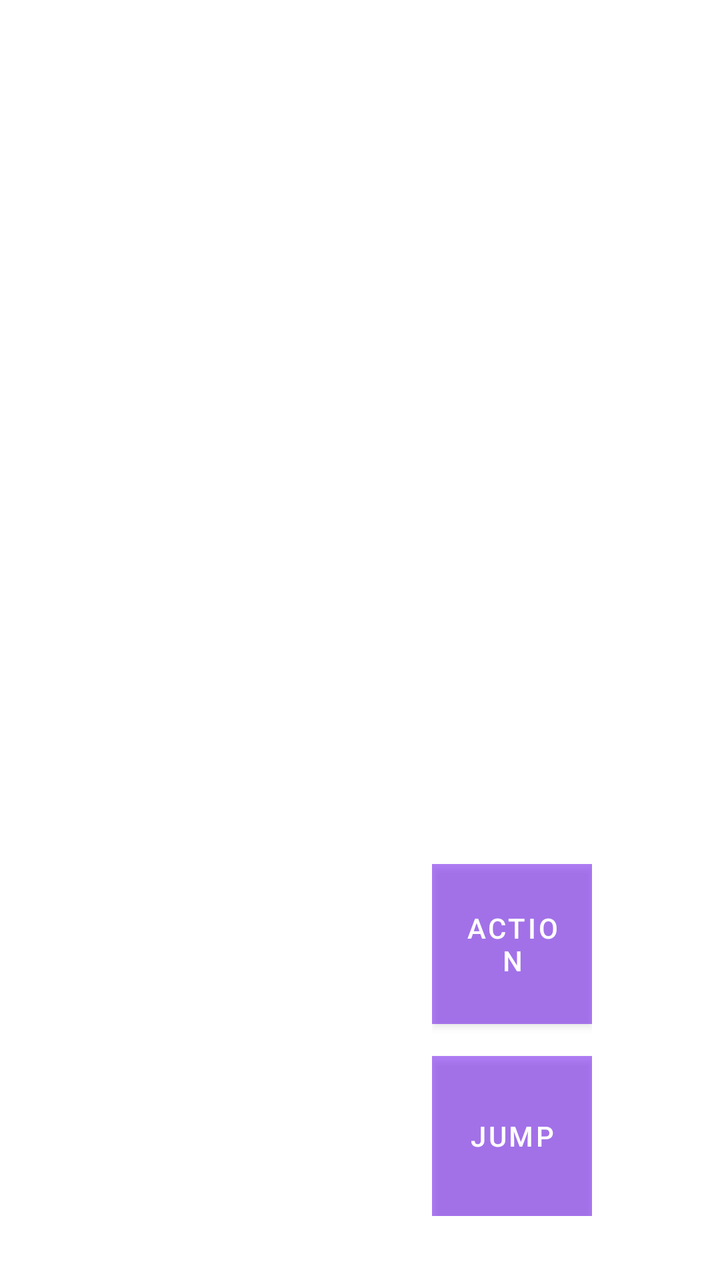
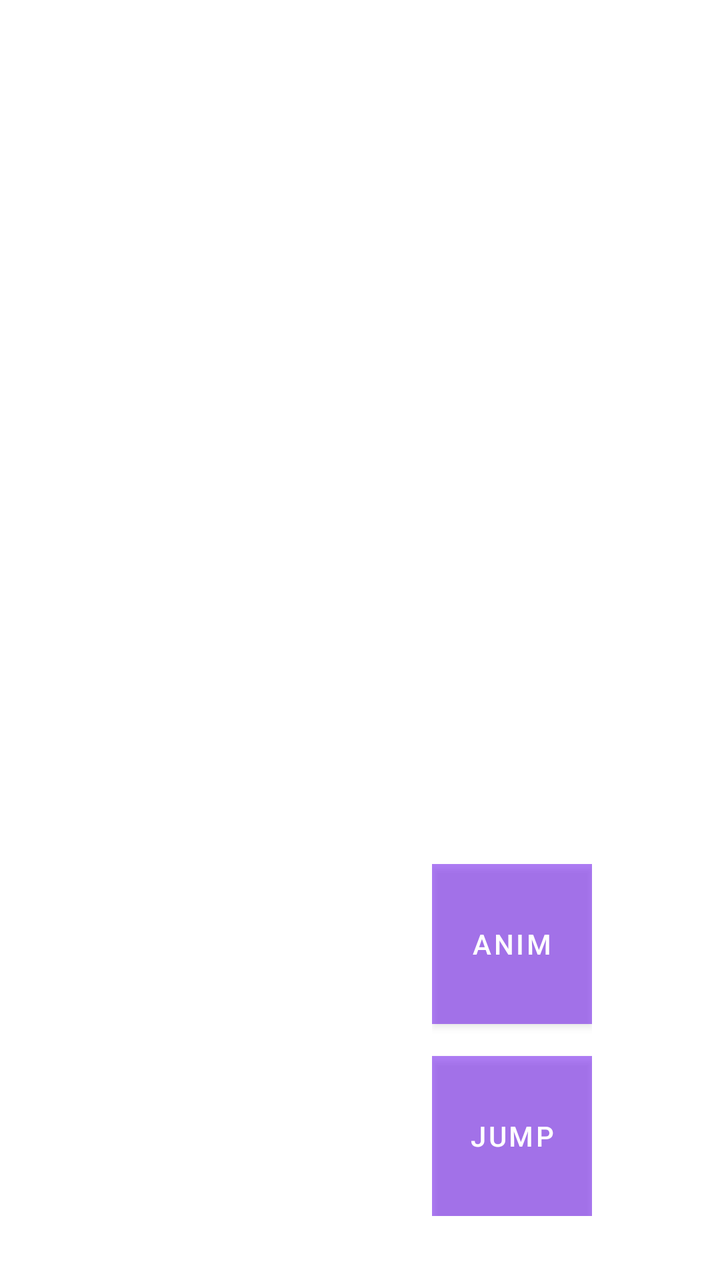

Two renders of the same Android screen: before a commit and after it. Below are the layout's source before the change and the commit's diff.
<!-- AndroidManifest.xml: application theme Theme.Manhunt -->
<!-- res/layout/activity_main.xml -->
<?xml version="1.0" encoding="utf-8"?>
<FrameLayout xmlns:android="http://schemas.android.com/apk/res/android"
    android:id="@+id/main_container"
    android:layout_width="match_parent"
    android:layout_height="match_parent">

    
    <LinearLayout
        android:layout_width="wrap_content"
        android:layout_height="wrap_content"
        android:orientation="vertical"
        android:layout_gravity="bottom|end"
        android:layout_marginBottom="32dp"
        android:layout_marginEnd="64dp">

        <Button
            android:id="@+id/btn_action"
            android:layout_width="80dp"
            android:layout_height="80dp"
            android:text="Action"
            android:background="#80000000"
            android:textColor="#FFFFFF" />

        <Space android:layout_width="1dp" android:layout_height="16dp" />

        <Button
            android:id="@+id/btn_jump"
            android:layout_width="80dp"
            android:layout_height="80dp"
            android:text="Jump"
            android:background="#80000000"
            android:textColor="#FFFFFF" />
            
    </LinearLayout>
</FrameLayout>
<!-- resources referenced by this layout -->
<resources>
  <style name="Theme.Manhunt" parent="Theme.MaterialComponents.DayNight.DarkActionBar">
          
          <item name="colorPrimary">@color/purple_500</item>
          <item name="colorPrimaryVariant">@color/purple_700</item>
          <item name="colorOnPrimary">@color/white</item>
          
          <item name="colorSecondary">@color/teal_200</item>
          <item name="colorSecondaryVariant">@color/teal_700</item>
          <item name="colorOnSecondary">@color/black</item>
          
          <item name="android:statusBarColor">?attr/colorPrimaryVariant</item>
          
      </style>
  <color name="purple_500">#FF6200EE</color>
  <color name="purple_700">#FF3700B3</color>
  <color name="white">#FFFFFFFF</color>
  <color name="teal_200">#FF03DAC5</color>
  <color name="teal_700">#FF018786</color>
  <color name="black">#FF000000</color>
</resources>

<!-- the commit's change to res/layout/activity_main.xml (unified diff, before → after) -->
@@ -17,7 +17,7 @@
             android:id="@+id/btn_action"
             android:layout_width="80dp"
             android:layout_height="80dp"
-            android:text="Action"
+            android:text="Anim"
             android:background="#80000000"
             android:textColor="#FFFFFF" />
 
